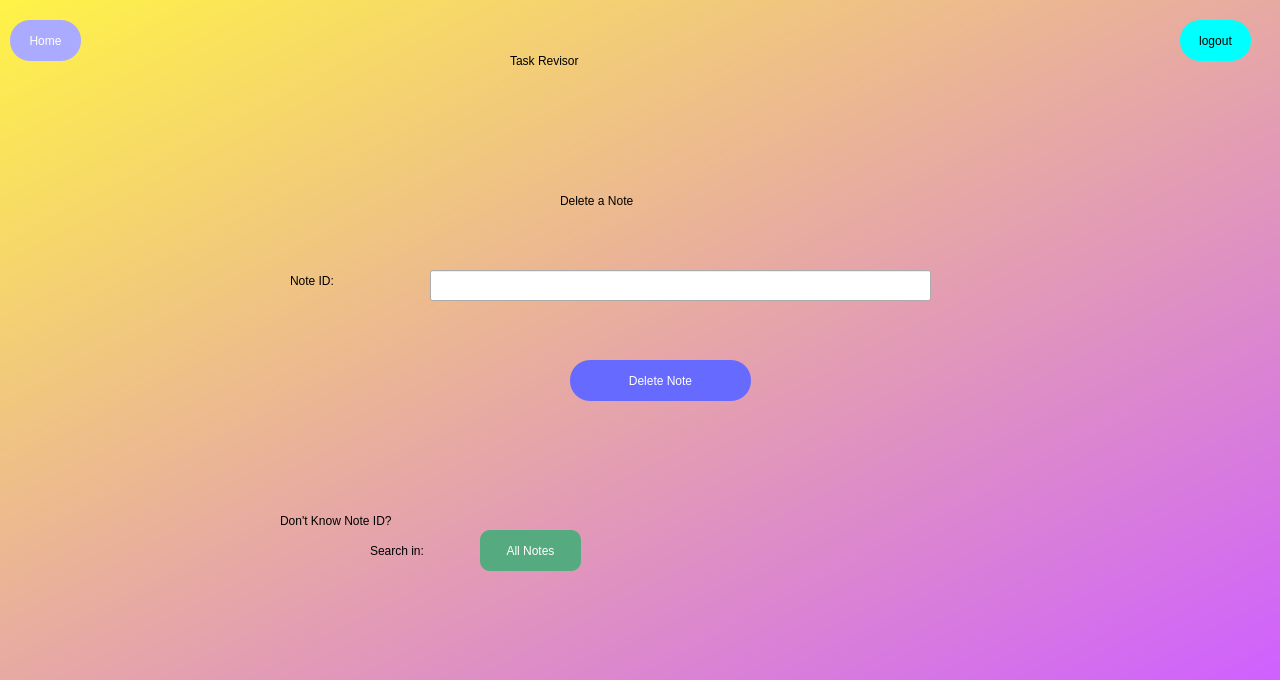
jayeshkrt/NotesRevisor, file deletenote.ui: the form before one commit.
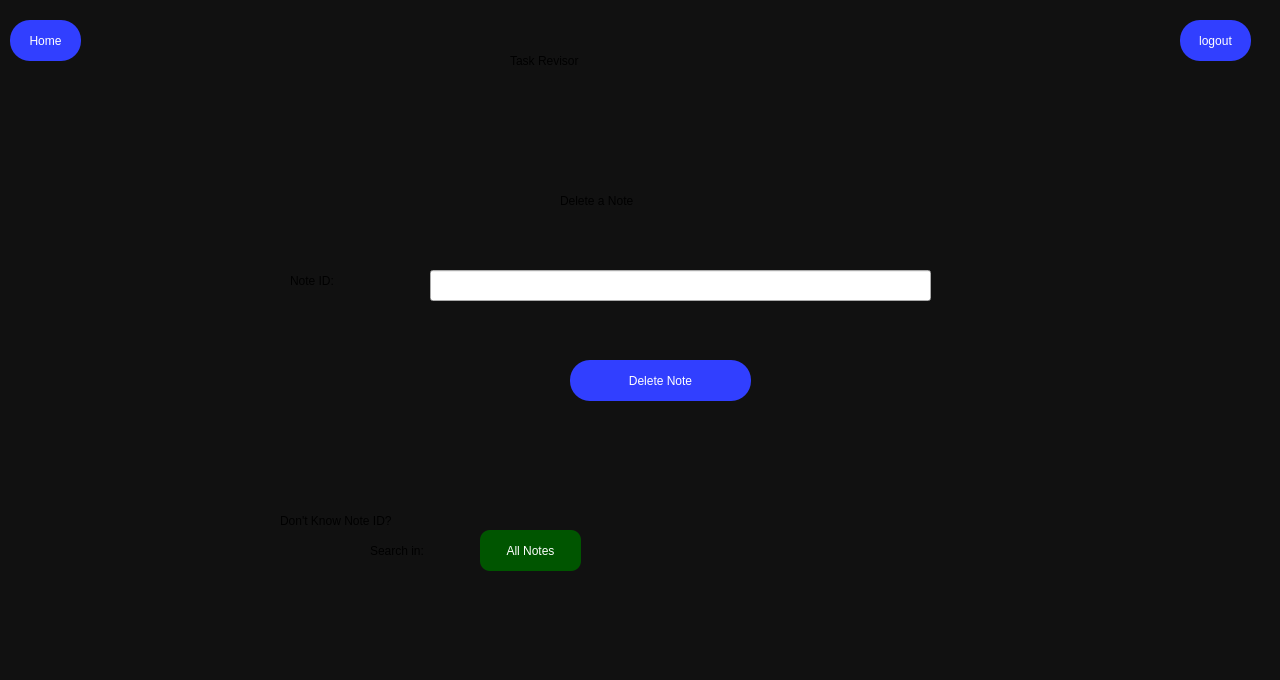
The form after the commit.

Commit message: Introduced dark mode. Fixed color changes

```diff
--- a/deletenote.ui
+++ b/deletenote.ui
@@ -24,7 +24,7 @@
    </property>
    <property name="styleSheet">
     <string notr="true">QWidget#bgwidget{
-background-color: qlineargradient(spread:pad, x1:0, y1:0, x2:1, y2:1, stop:0 rgba(255, 243, 71, 255), stop:1 rgba(207, 96, 255, 255));}</string>
+background-color: qlineargradient(spread:reflect, x1:0, y1:0, x2:1, y2:1, stop:0.0436893 rgba(17, 17, 17, 255));}</string>
    </property>
    <widget class="QLabel" name="label">
     <property name="geometry">
@@ -70,7 +70,7 @@
     <property name="styleSheet">
      <string notr="true">border-radius: 20px;
 color: rgb(255, 255, 255);
-background-color: rgb(103, 106, 255);
+background-color: rgb(49, 63, 255);;
 font: 18pt &quot;Arial&quot;;</string>
     </property>
     <property name="text">
@@ -82,13 +82,13 @@
      <rect>
       <x>510</x>
       <y>40</y>
-      <width>271</width>
+      <width>301</width>
       <height>41</height>
      </rect>
     </property>
     <property name="styleSheet">
      <string notr="true">font: 36pt &quot;Colonna MT&quot;;
-color: qlineargradient(spread:pad, x1:0, y1:1, x2:0, y2:0, stop:0 rgba(0, 0, 0, 255), stop:0.05 rgba(14, 8, 73, 255), stop:0.36 rgba(28, 17, 145, 255), stop:0.6 rgba(126, 14, 81, 255), stop:0.75 rgba(234, 11, 11, 255), stop:0.79 rgba(244, 70, 5, 255), stop:0.86 rgba(255, 136, 0, 255), stop:0.935 rgba(239, 236, 55, 255));</string>
+color: rgb(255,255,255), qlineargradient(spread:pad, x1:0, y1:1, x2:0, y2:0, stop:0 rgba(0, 0, 0, 255), stop:0.05 rgba(14, 8, 73, 255), stop:0.36 rgba(28, 17, 145, 255), stop:0.6 rgba(126, 14, 81, 255), stop:0.75 rgba(234, 11, 11, 255), stop:0.79 rgba(244, 70, 5, 255), stop:0.86 rgba(255, 136, 0, 255), stop:0.935 rgba(239, 236, 55, 255));</string>
     </property>
     <property name="text">
      <string>Task Revisor</string>
@@ -135,7 +135,7 @@
     </property>
     <property name="styleSheet">
      <string notr="true">border-radius: 20px;
-background-color: rgb(170, 170, 255);
+background-color: rgb(49, 63, 255);;
 color: rgb(255, 255, 255);
 font: 12pt &quot;Arial&quot;;</string>
     </property>
@@ -188,7 +188,7 @@
      <string notr="true">color: rgb(255, 255, 255);
 border-radius: 10px;
 font: 16pt &quot;Arial&quot;;
-background-color: rgb(85, 170, 127);</string>
+background-color: rgb(0, 85, 0);</string>
     </property>
     <property name="text">
      <string>All Notes</string>
@@ -222,8 +222,9 @@
     </property>
     <property name="styleSheet">
      <string notr="true">border-radius: 20px;
-background-color: rgb(0, 255, 255);
-font: 12pt &quot;Arial&quot;;</string>
+background-color: rgb(49, 63, 255);
+font: 12pt &quot;Arial&quot;;
+color: rgb(255,255,255);</string>
     </property>
     <property name="text">
      <string>logout</string>
```
The commit also changes 8 other files.
